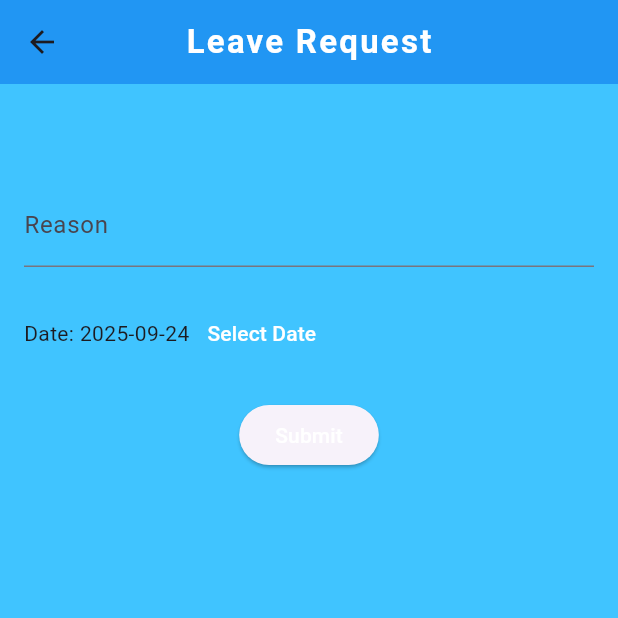
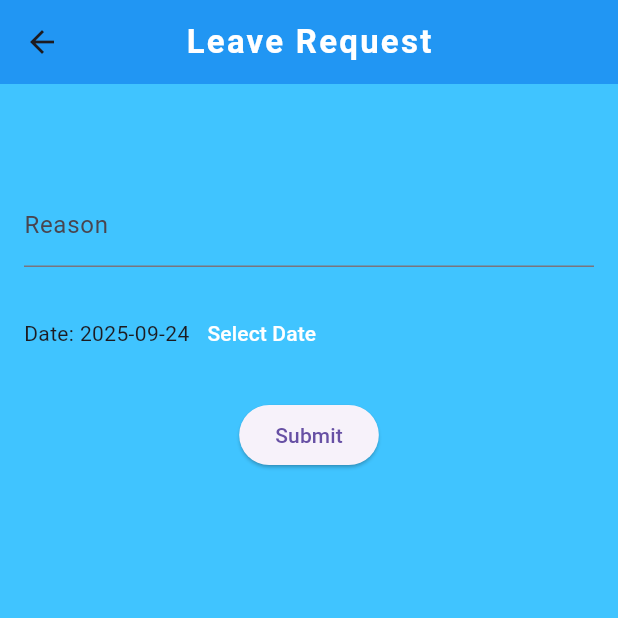
Before and after one commit to bikrantdangol/leve_management_app, a Flutter app: the LeaveRequestScreen screen opened directly, on a phone screen of 412 x 824 dp, the top half of it. Run offline on Flutter 3.47's test engine with Material 3 defaults, Android fonts, the phone set to English and light mode, and no system bars; accounts and stored records are empty.

Commit message:
first commit

```diff
--- a/lib/screens/user/leave_request_screen.dart
+++ b/lib/screens/user/leave_request_screen.dart
@@ -67,7 +67,7 @@ class _LeaveRequestScreenState extends State<LeaveRequestScreen> {
                 },
                 child: Text(
                   'Submit',
-                  style: TextStyle(color: Colors.white),
+                  //style: TextStyle(color: Colors.white),
                 ),
               ),
             ],
```
